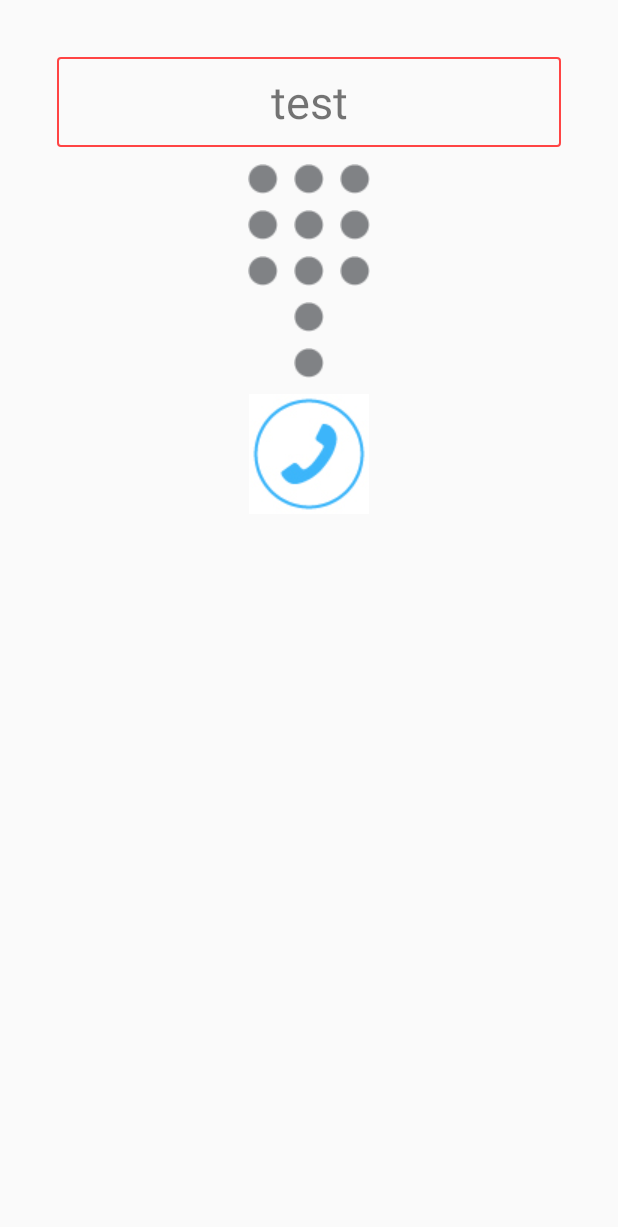
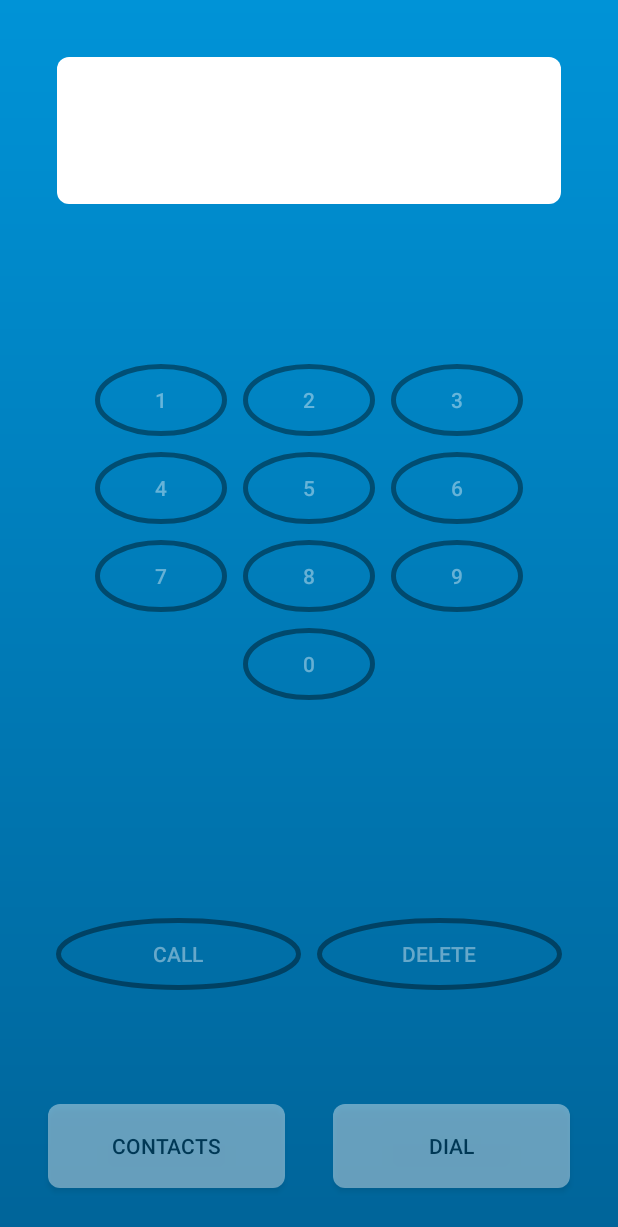
Before and after one commit to glenpierce/sDialer, an Android app: the screen it shows after launch (MainActivity), on a phone screen of 412 x 824 dp. Shown: the top 1227 px of the screen. Run offline under Robolectric (Android 15) with nearby library versions, the phone set to English and light mode, and no system bars.

Commit message:
Adding Contacts Fragment

```diff
--- a/app/src/main/AndroidManifest.xml
+++ b/app/src/main/AndroidManifest.xml
@@ -6,13 +6,15 @@
     <!-- android:targetSdkVersion="22" -->
     <!-- android:maxSdkVersion="22" /> -->
 
-    <uses-permission android:name="android.permission.CALL_PHONE" />
+    <uses-permission android:name="android.permission.CALL_PHONE"/>
+    <uses-permission android:name="android.permission.read_contacts"/>
 
     <application
         android:allowBackup="true"
         android:icon="@mipmap/ic_launcher"
         android:label="@string/app_name"
-        android:theme="@style/AppTheme" >
+        android:theme="@style/AppTheme"
+        >
         <activity
             android:name=".MainActivity"
             android:label="@string/app_name" >
--- a/app/src/main/java/com/piercestudio/sdialer/DialPadFragment.java
+++ b/app/src/main/java/com/piercestudio/sdialer/DialPadFragment.java
@@ -7,7 +7,7 @@ import android.os.Bundle;
 import android.util.Log;
 import android.view.View;
 import android.view.ViewGroup;
-import android.widget.ImageButton;
+import android.widget.Button;
 import android.view.LayoutInflater;
 import android.widget.TextView;
 
@@ -27,9 +27,9 @@ public class DialPadFragment extends Fragment{
 
 
             //numpad
-            final ImageButton keyPad[] = new ImageButton[10];
+            final Button keyPad[] = new Button[10];
             for (int i = 0; i <= 9; i++) {
-                keyPad[i] = (ImageButton) v.findViewWithTag(Integer.toString(i));
+                keyPad[i] = (Button) v.findViewWithTag(Integer.toString(i));
                 if (keyPad[i] == null) {
                     Log.i("asdf", "keypad" + Integer.toString(i) + " is null");
                 } else {
@@ -44,7 +44,7 @@ public class DialPadFragment extends Fragment{
 
 
                 //Delete button - clears the phone number
-                ImageButton deleteButton = (ImageButton) v.findViewById(R.id.deletebutton);
+                Button deleteButton = (Button) v.findViewById(R.id.deletebutton);
                 deleteButton.setOnClickListener(new View.OnClickListener() {
                     @Override
                     public void onClick(View v) {
@@ -54,7 +54,7 @@ public class DialPadFragment extends Fragment{
                 });
 
                 //Dial button - calls the phone intent
-                ImageButton dialButton = (ImageButton) v.findViewById(R.id.dialbutton);
+                Button dialButton = (Button) v.findViewById(R.id.dialbutton);
                 dialButton.setOnClickListener(new View.OnClickListener() {
                     @Override
                     public void onClick(View v) {
--- /dev/null
+++ b/app/src/main/res/drawable/backgrounddrawable.xml
@@ -0,0 +1,28 @@
+<?xml version="1.0" encoding="utf-8"?>
+<shape xmlns:android="http://schemas.android.com/apk/res/android"
+    android:shape="rectangle" >
+
+    <!-- view background color -->
+    <!--<solid-->
+        <!--android:color="">-->
+    <!--</solid>-->
+
+    <gradient
+        android:startColor="#006499"
+        android:endColor="#0093d7"
+        android:angle="90"
+        >
+
+    </gradient>
+
+    <!--<size-->
+        <!--android:width="4dp"-->
+        <!--android:height="4dp"/>-->
+
+    <!-- view border color and width -->
+    <!--<stroke-->
+        <!--android:width="3dp"-->
+        <!--android:color="#FFFFFF">-->
+    <!--</stroke>-->
+
+</shape>
--- /dev/null
+++ b/app/src/main/res/drawable/keypadcircle.xml
@@ -0,0 +1,20 @@
+<?xml version="1.0" encoding="utf-8"?>
+<shape xmlns:android="http://schemas.android.com/apk/res/android"
+    android:shape="oval" >
+
+    <!-- view background color -->
+    <solid
+        android:color="@android:color/transparent">
+    </solid>
+
+    <size
+        android:width="4dp"
+        android:height="4dp"/>
+
+    <!-- view border color and width -->
+    <stroke
+        android:width="3dp"
+        android:color="#000000">
+    </stroke>
+
+</shape>
--- a/app/src/main/res/drawable/phonenumbertextview.xml
+++ b/app/src/main/res/drawable/phonenumbertextview.xml
@@ -4,18 +4,18 @@
 
     <!-- view background color -->
     <solid
-        android:color="@android:color/transparent" >
+        android:color="#FFFFFF" >
     </solid>
 
     <!-- view border color and width -->
-    <stroke
-        android:width="1dp"
-        android:color="@android:color/holo_red_light" >
-    </stroke>
+    <!--<stroke-->
+        <!--android:width="8dp"-->
+        <!--android:color="#FFFFFF" >-->
+    <!--</stroke>-->
 
     <!-- The radius makes the corners rounded -->
     <corners
-        android:radius="2dp"   >
+        android:radius="8dp"   >
     </corners>
 
 </shape>
--- a/app/src/main/res/layout/activity_main.xml
+++ b/app/src/main/res/layout/activity_main.xml
@@ -8,20 +8,49 @@
                 android:paddingBottom="@dimen/activity_vertical_margin"
                 tools:context=".MainActivity"
                 android:orientation="vertical"
+                android:weightSum="40"
+    android:background="@drawable/backgrounddrawable"
                 >
 
     <LinearLayout
         android:orientation="vertical"
         android:layout_width="match_parent"
         android:layout_height="wrap_content"
-        android:id="@+id/phonescreen">
+        android:id="@+id/phonescreen"
+        android:layout_weight="39">
     </LinearLayout>
 
     <LinearLayout
         android:layout_width="match_parent"
         android:layout_height="wrap_content"
         android:orientation="horizontal"
+        android:layout_weight="1"
+        android:weightSum="2"
         android:id="@+id/navigationbar">
+
+        <Button
+            android:layout_width="wrap_content"
+            android:layout_height="match_parent"
+            android:layout_weight="1"
+            android:id="@+id/contactsButtonTab"
+            android:background="@drawable/phonenumbertextview"
+            android:text="Contacts"
+            android:textColor="#000000"
+            android:alpha="0.4"
+            android:layout_margin="@dimen/activity_vertical_margin"/>
+
+
+        <Button
+            android:layout_width="wrap_content"
+            android:layout_height="match_parent"
+            android:layout_weight="1"
+            android:text="dial"
+            android:background="@drawable/phonenumbertextview"
+            android:id="@+id/dialbuttonTab"
+            android:textColor="#000000"
+            android:alpha="0.4"
+            android:layout_margin="@dimen/activity_vertical_margin"/>
+
     </LinearLayout>
 
 
--- a/app/src/main/res/layout/dialpadlayout.xml
+++ b/app/src/main/res/layout/dialpadlayout.xml
@@ -9,87 +9,63 @@
               tools:context=".MainActivity"
               android:orientation="vertical"
               android:id="@+id/dialpadlayout"
+    android:weightSum="8"
     >
 
     <TextView
         android:layout_width="match_parent"
         android:layout_height="60sp"
         android:id="@+id/phonenumber"
-        android:textSize="30sp"
+        android:textSize="40sp"
         android:background="@drawable/phonenumbertextview"
         android:layout_margin="6dp"
         android:layout_gravity="center_horizontal"
         android:textAlignment="center"
         android:gravity="center"
-        android:text="test"/>
+        android:layout_weight="1"
+
+        />
 
     <TableLayout
-        android:layout_width="match_parent"
-        android:layout_height="fill_parent"
-        android:gravity="bottom"
+        android:layout_width="wrap_content"
+        android:layout_height="wrap_content"
+        android:layout_gravity="center"
+        android:gravity="center"
+        android:layout_weight="5"
         >
 
         <TableRow
             android:gravity="center"
             >
 
-            <ImageButton
+            <Button
                 android:layout_width="wrap_content"
                 android:layout_height="wrap_content"
                 android:tag="1"
-                android:src="@drawable/circlebutton"
-                android:background="@android:color/transparent"
+                android:text="1"
+                android:background="@drawable/keypadcircle"
                 android:layout_margin="@dimen/keypadmargin"
+                android:alpha="0.4"
                 />
 
-            <ImageButton
+            <Button
                 android:layout_width="wrap_content"
                 android:layout_height="wrap_content"
                 android:tag="2"
-                android:src="@drawable/circlebutton"
-                android:background="@android:color/transparent"
+                android:text="2"
+                android:background="@drawable/keypadcircle"
                 android:layout_margin="@dimen/keypadmargin"
+                android:alpha="0.4"
                 />
 
-            <ImageButton
+            <Button
                 android:layout_width="wrap_content"
                 android:layout_height="wrap_content"
                 android:tag="3"
-                android:src="@drawable/circlebutton"
-                android:background="@android:color/transparent"
+                android:text="3"
+                android:background="@drawable/keypadcircle"
                 android:layout_margin="@dimen/keypadmargin"
-                />
-
-        </TableRow>
-
-        <TableRow
-            android:gravity="center">>
-
-            <ImageButton
-                android:layout_width="wrap_content"
-                android:layout_height="wrap_content"
-                android:tag="4"
-                android:src="@drawable/circlebutton"
-                android:background="@android:color/transparent"
-                android:layout_margin="@dimen/keypadmargin"
-                />
-
-            <ImageButton
-                android:layout_width="wrap_content"
-                android:layout_height="wrap_content"
-                android:tag="5"
-                android:src="@drawable/circlebutton"
-                android:background="@android:color/transparent"
-                android:layout_margin="@dimen/keypadmargin"
-                />
-
-            <ImageButton
-                android:layout_width="wrap_content"
-                android:layout_height="wrap_content"
-                android:tag="6"
-                android:src="@drawable/circlebutton"
-                android:background="@android:color/transparent"
-                android:layout_margin="@dimen/keypadmargin"
+                android:alpha="0.4"
                 />
 
         </TableRow>
@@ -97,31 +73,34 @@
         <TableRow
             android:gravity="center">
 
-            <ImageButton
+            <Button
                 android:layout_width="wrap_content"
                 android:layout_height="wrap_content"
-                android:tag="7"
-                android:src="@drawable/circlebutton"
-                android:background="@android:color/transparent"
+                android:tag="4"
+                android:text="4"
+                android:background="@drawable/keypadcircle"
                 android:layout_margin="@dimen/keypadmargin"
+                android:alpha="0.4"
                 />
 
-            <ImageButton
+            <Button
                 android:layout_width="wrap_content"
                 android:layout_height="wrap_content"
-                android:tag="8"
-                android:src="@drawable/circlebutton"
-                android:background="@android:color/transparent"
+                android:tag="5"
+                android:text="5"
+                android:background="@drawable/keypadcircle"
                 android:layout_margin="@dimen/keypadmargin"
+                android:alpha="0.4"
                 />
 
-            <ImageButton
+            <Button
                 android:layout_width="wrap_content"
                 android:layout_height="wrap_content"
-                android:tag="9"
-                android:src="@drawable/circlebutton"
-                android:background="@android:color/transparent"
+                android:tag="6"
+                android:text="6"
+                android:background="@drawable/keypadcircle"
                 android:layout_margin="@dimen/keypadmargin"
+                android:alpha="0.4"
                 />
 
         </TableRow>
@@ -129,47 +108,91 @@
         <TableRow
             android:gravity="center">
 
-            <ImageButton
+            <Button
+                android:layout_width="wrap_content"
+                android:layout_height="wrap_content"
+                android:tag="7"
+                android:text="7"
+                android:background="@drawable/keypadcircle"
+                android:layout_margin="@dimen/keypadmargin"
+                android:alpha="0.4"
+                />
+
+            <Button
+                android:layout_width="wrap_content"
+                android:layout_height="wrap_content"
+                android:tag="8"
+                android:text="8"
+                android:background="@drawable/keypadcircle"
+                android:layout_margin="@dimen/keypadmargin"
+                android:alpha="0.4"
+                />
+
+            <Button
+                android:layout_width="wrap_content"
+                android:layout_height="wrap_content"
+                android:tag="9"
+                android:text="9"
+                android:background="@drawable/keypadcircle"
+                android:layout_margin="@dimen/keypadmargin"
+                android:alpha="0.4"
+                />
+
+        </TableRow>
+
+        <TableRow
+            android:gravity="center">
+
+            <Button
                 android:layout_width="wrap_content"
                 android:layout_height="wrap_content"
                 android:tag="0"
                 android:id="@+id/test"
-                android:src="@drawable/circlebutton"
-                android:background="@android:color/transparent"
+                android:text="0"
+                android:background="@drawable/keypadcircle"
                 android:layout_margin="@dimen/keypadmargin"
+                android:alpha="0.4"
                 />
 
 
         </TableRow>
 
-        <TableLayout>
-            <ImageButton
-                android:layout_width="wrap_content"
+        </TableLayout>
+
+    <LinearLayout
+        android:layout_weight="2"
+        android:layout_width="match_parent"
+        android:layout_height="wrap_content"
+        android:orientation="horizontal"
+        android:gravity="center"
+        android:weightSum="2">
+
+        <Button
+            android:layout_width="0dp"
+            android:layout_height="wrap_content"
+            android:layout_weight="1"
+            android:id="@+id/dialbutton"
+            android:text="Call"
+            android:tag="dialbutton"
+            android:layout_margin="@dimen/keypadmargin"
+            android:background="@drawable/keypadcircle"
+            android:contentDescription="@string/description"
+            android:alpha="0.4"
+            />
+
+            <Button
+                android:layout_width="0dp"
                 android:layout_height="wrap_content"
+                android:layout_weight="1"
                 android:id="@+id/deletebutton"
-                android:src="@drawable/circlebutton"
-                android:background="@android:color/transparent"
+                android:text="Delete"
                 android:layout_margin="@dimen/keypadmargin"
+                android:background="@drawable/keypadcircle"
                 android:tag="deletebutton"
                 android:contentDescription="@string/description"
+                android:alpha="0.4"
                 />
-
-            <ImageButton
-                android:layout_width="wrap_content"
-                android:layout_height="wrap_content"
-                android:id="@+id/dialbutton"
-                android:tag="dialbutton"
-                android:src="@drawable/phonedialbutton"
-                android:layout_margin="@dimen/keypadmargin"
-                android:background="@android:color/transparent"
-                android:contentDescription="@string/description"
-                />
-
-
-        </TableLayout>
-
-
-    </TableLayout>
+    </LinearLayout>
 
 
 </LinearLayout>
--- a/app/src/main/res/values/styles.xml
+++ b/app/src/main/res/values/styles.xml
@@ -1,7 +1,7 @@
 <resources>
 
     <!-- Base application theme. -->
-    <style name="AppTheme" parent="Theme.AppCompat.Light.DarkActionBar">
+    <style name="AppTheme" parent="Theme.AppCompat.NoActionBar">
         <!-- Customize your theme here. -->
     </style>
 
```
Also changed, not shown: app/src/main/res/drawable/background.jpg (added), app/src/main/res/drawable/circlebutton.png (deleted), app/src/main/res/drawable/phonedialbutton.jpg (deleted).
